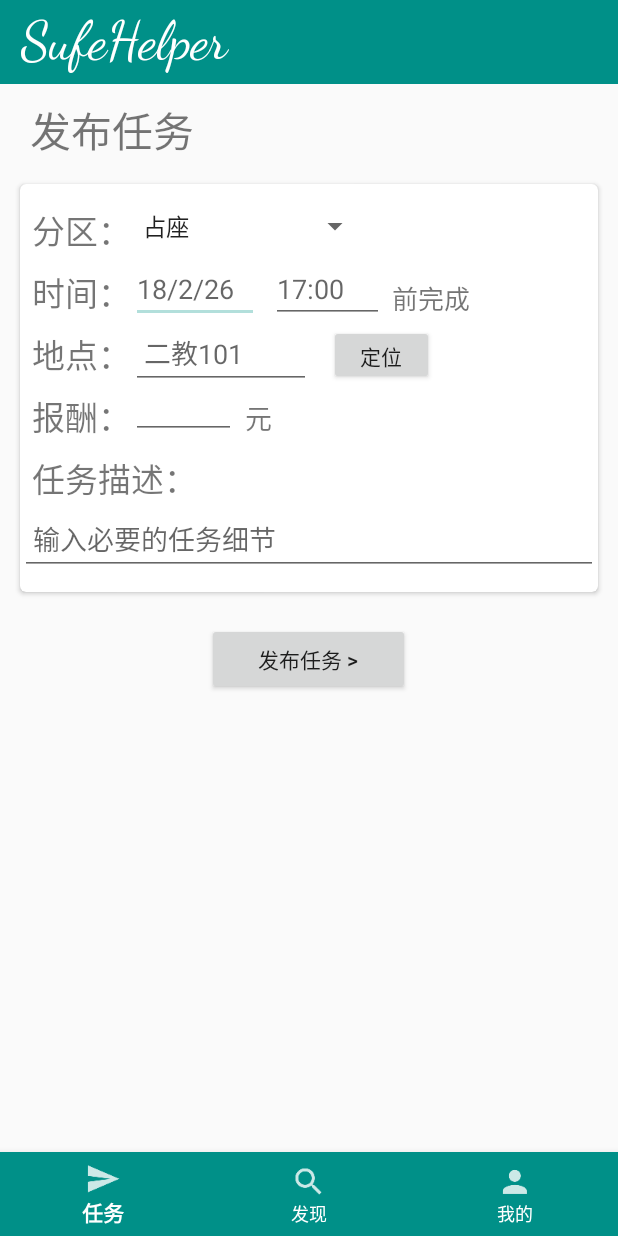
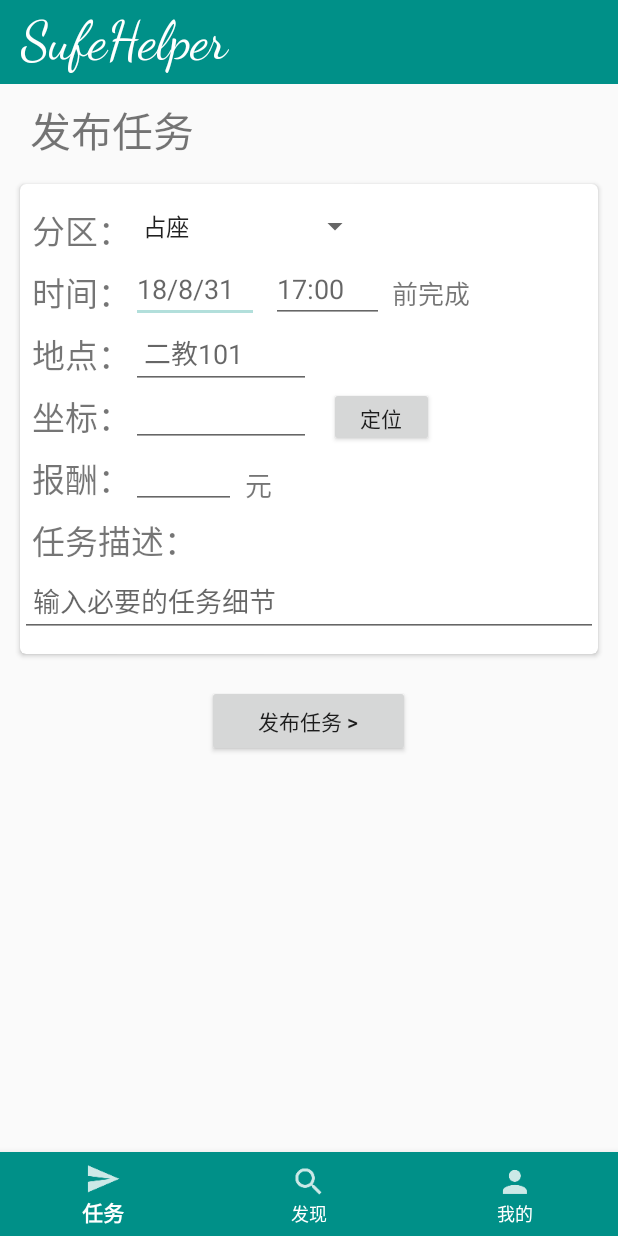
Before and after one commit to SufeHelperApp/SufeHelperApp, an Android app: the launchTaskActivity screen opened directly, with no data from a screen before it, on a phone screen of 412 x 824 dp. Run offline under Robolectric (Android 15) with nearby library versions, the phone set to English and light mode, and no system bars.

Commit message:
DONE: taskLaunchActivity(prevent null, build new task)

```diff
--- a/app/src/main/java/com/example/sufehelperapp/launchTaskActivity.java
+++ b/app/src/main/java/com/example/sufehelperapp/launchTaskActivity.java
@@ -3,12 +3,18 @@ package com.example.sufehelperapp;
 import android.content.Intent;
 import android.support.v7.app.AppCompatActivity;
 import android.os.Bundle;
+import android.view.KeyEvent;
 import android.view.View;
+import android.widget.AdapterView;
 import android.widget.Button;
 import android.widget.DatePicker;
+import android.widget.Spinner;
+import android.widget.TextView;
 import android.widget.Toast;
 
 public class launchTaskActivity extends AppCompatActivity {
+
+    public String subtaskType;
 
     @Override
     protected void onCreate(Bundle savedInstanceState) {
@@ -18,13 +24,61 @@ public class launchTaskActivity extends AppCompatActivity {
         android.support.v7.widget.Toolbar toolbar = (android.support.v7.widget.Toolbar) findViewById(R.id.toolbar);
         setSupportActionBar(toolbar);
 
+        // intialize views
+
+        final Spinner subtaskView = (Spinner) findViewById(R.id.spinner_subtasks);
+        final TextView dateView = (TextView) findViewById(R.id.editDate);
+        final TextView timeView = (TextView) findViewById(R.id.editTime);
+        final TextView locationView = (TextView) findViewById(R.id.launch_location);
+        final TextView paymentView = (TextView) findViewById(R.id.launch_payment);
+        final TextView descriptionView = (TextView) findViewById(R.id.launch_description);
+
+        //detect spinner change
+
+        subtaskView.setOnItemSelectedListener(new AdapterView.OnItemSelectedListener() {
+            @Override
+            public void onItemSelected(AdapterView<?> parent, View view, int pos, long id) {
+                String[] subtaskTypes = getResources().getStringArray(R.array.subtasks);
+                subtaskType = subtaskTypes[pos];
+            }
+            @Override
+            public void onNothingSelected(AdapterView<?> adapterView) {
+            }
+        });
+
+        //once clicked, build new task
+
         Button b1 = (Button) findViewById(R.id.launch_task_btn);
         b1.setOnClickListener(new View.OnClickListener() {
             @Override
             public void onClick(View view) {
-                Intent intent1 = new Intent(launchTaskActivity.this, MainActivity.class);
-                startActivity(intent1);
-                Toast.makeText(launchTaskActivity.this, "任务发布成功！",Toast.LENGTH_SHORT).show();
+
+                String date = dateView.getText().toString();
+                String time = timeView.getText().toString();
+                String location = locationView.getText().toString();
+                String payment = paymentView.getText().toString();
+                String description = descriptionView.getText().toString();
+
+                if(!subtaskType.isEmpty() && !date.isEmpty() && !time.isEmpty() && !location.isEmpty() && !payment.isEmpty()
+                        && !description.isEmpty()) {
+
+                    task task = new task(); //TODO: link to DB
+
+                    task.setSubtaskType(subtaskType);
+                    task.setDdlDate(date);
+                    task.setDdlTime(time);
+                    task.setLocation(location);
+                    task.setPayment(payment);
+                    task.setDescription(description);
+
+                    Intent intent1 = new Intent(launchTaskActivity.this, MainActivity.class);
+                    startActivity(intent1);
+                    Toast.makeText(launchTaskActivity.this, "任务发布成功！", Toast.LENGTH_SHORT).show();
+
+                }else{
+                    Toast.makeText(launchTaskActivity.this, "请检查空缺字段！", Toast.LENGTH_SHORT).show();
+                }
+
             }
         });
 
--- a/app/src/main/java/com/example/sufehelperapp/task.java
+++ b/app/src/main/java/com/example/sufehelperapp/task.java
@@ -83,6 +83,14 @@ public class task extends DataSupport implements Serializable{
         this.progress = 1; //默认进度为1：已发布
         this.score = -1; //默认评分为-1：无评分
 
+    }
+
+    public task(){
+        this.taskId = getIdTask();
+
+        this.ifAccepted = false; //新建任务时，默认接收状态为false：未被接收
+        this.progress = 1; //默认进度为1：已发布
+        this.score = -1; //默认评分为-1：无评分
     }
 
 
--- a/app/src/main/res/layout/activity_launch_task.xml
+++ b/app/src/main/res/layout/activity_launch_task.xml
@@ -9,7 +9,7 @@
     <include layout="@layout/common_toolbar"/>
 
     <TextView
-        android:id="@+id/taskinfo_title"
+        android:id="@+id/tasklaunch_title"
         android:layout_width="match_parent"
         android:layout_height="wrap_content"
         android:layout_below="@id/toolbar"
@@ -19,10 +19,10 @@
         android:text="发布任务" />
 
     <android.support.v7.widget.CardView
-        android:id="@+id/taskinfo_card"
+        android:id="@+id/tasklaunch_card"
         android:layout_width="match_parent"
         android:layout_height="wrap_content"
-        android:layout_below="@id/taskinfo_title"
+        android:layout_below="@id/tasklaunch_title"
         android:layout_marginTop="15dp"
         android:layout_marginBottom="15dp"
         android:layout_marginStart="13dp"
@@ -34,17 +34,17 @@
             android:layout_height="wrap_content">
 
             <TextView
-                android:id="@+id/taskinfo_space1"
+                android:id="@+id/tasklaunch_space1"
                 android:layout_width="wrap_content"
                 android:layout_height="wrap_content"
                 android:text="                                      "
                 android:textSize="10sp"/>
 
             <TextView
-                android:id="@+id/taskinfo_title_taskType"
+                android:id="@+id/tasklaunch_title_taskType"
                 android:layout_width="wrap_content"
                 android:layout_height="wrap_content"
-                android:layout_below="@id/taskinfo_space1"
+                android:layout_below="@id/tasklaunch_space1"
                 android:layout_marginStart="8dp"
                 android:text="分区："
                 android:textSize="22sp"/>
@@ -53,19 +53,19 @@
                 android:id="@+id/spinner_subtasks"
                 android:layout_width="wrap_content"
                 android:layout_height="wrap_content"
-                android:layout_below="@id/taskinfo_space1"
+                android:layout_below="@id/tasklaunch_space1"
                 android:layout_marginTop="2dp"
-                android:layout_toEndOf="@id/taskinfo_title_taskType"
+                android:layout_toEndOf="@id/tasklaunch_title_taskType"
                 android:layout_marginEnd="20dp"
                 android:entries="@array/subtasks">
 
             </Spinner>
 
             <TextView
-                android:id="@+id/taskinfo_title_time"
+                android:id="@+id/tasklaunch_title_time"
                 android:layout_width="wrap_content"
                 android:layout_height="wrap_content"
-                android:layout_below="@id/taskinfo_title_taskType"
+                android:layout_below="@id/tasklaunch_title_taskType"
                 android:layout_marginTop="8dp"
                 android:layout_marginStart="8dp"
                 android:text="时间："
@@ -75,17 +75,17 @@
                 android:id="@+id/editDate"
                 android:layout_width="85dp"
                 android:layout_height="wrap_content"
-                android:layout_below="@+id/taskinfo_title_taskType"
-                android:layout_toEndOf="@+id/taskinfo_title_taskType"
+                android:layout_below="@+id/tasklaunch_title_taskType"
+                android:layout_toEndOf="@+id/tasklaunch_title_taskType"
                 android:ems="10"
                 android:inputType="date"
-                android:hint="18/2/26"/>
+                android:hint="18/8/31"/>
 
             <EditText
                 android:id="@+id/editTime"
                 android:layout_width="75dp"
                 android:layout_height="wrap_content"
-                android:layout_below="@+id/taskinfo_title_taskType"
+                android:layout_below="@+id/tasklaunch_title_taskType"
                 android:layout_toEndOf="@id/editDate"
                 android:layout_marginStart="8dp"
                 android:ems="10"
@@ -93,21 +93,21 @@
                 android:hint="17:00"/>
 
             <TextView
-                android:id="@+id/taskinfo_time_text"
+                android:id="@+id/tasklaunch_time_text"
                 android:layout_width="wrap_content"
                 android:layout_height="wrap_content"
-                android:layout_below="@id/taskinfo_title_taskType"
-                android:layout_marginTop="15dp"
+                android:layout_below="@id/tasklaunch_title_taskType"
+                android:layout_marginTop="12dp"
                 android:layout_toEndOf="@id/editTime"
                 android:layout_marginStart="5dp"
                 android:text="前完成"
                 android:textSize="17sp"/>
 
             <TextView
-                android:id="@+id/taskinfo_title_location"
+                android:id="@+id/tasklaunch_title_location"
                 android:layout_width="wrap_content"
                 android:layout_height="wrap_content"
-                android:layout_below="@id/taskinfo_title_time"
+                android:layout_below="@id/tasklaunch_title_time"
                 android:layout_marginTop="8dp"
                 android:layout_marginStart="8dp"
                 android:text="地点："
@@ -115,29 +115,48 @@
 
             <EditText
                 android:id="@+id/launch_location"
-                android:layout_below="@id/taskinfo_title_time"
-                android:layout_toEndOf="@id/taskinfo_title_location"
+                android:layout_below="@id/tasklaunch_title_time"
+                android:layout_toEndOf="@id/tasklaunch_title_location"
                 android:layout_marginEnd="20dp"
                 android:layout_width="120dp"
                 android:layout_height="wrap_content"
                 android:hint=" 二教101"
                 android:maxLines="4"/>
 
+            <TextView
+                android:id="@+id/tasklaunch_title_coordinator"
+                android:layout_width="wrap_content"
+                android:layout_height="wrap_content"
+                android:layout_below="@id/tasklaunch_title_location"
+                android:layout_marginTop="8dp"
+                android:layout_marginStart="8dp"
+                android:text="坐标："
+                android:textSize="22sp"/>
+
+            <EditText
+                android:id="@+id/launch_coodinator"
+                android:layout_below="@id/tasklaunch_title_location"
+                android:layout_toEndOf="@id/tasklaunch_title_coordinator"
+                android:layout_marginEnd="20dp"
+                android:layout_width="120dp"
+                android:layout_height="wrap_content"
+                android:hint=" " />
+
             <Button
                 android:id="@+id/launch_location_coordinator"
                 android:layout_width="70dp"
                 android:layout_height="40dp"
-                android:layout_below="@+id/taskinfo_title_time"
+                android:layout_below="@+id/tasklaunch_title_location"
                 android:layout_marginTop="5dp"
                 android:layout_marginStart="38dp"
                 android:layout_toEndOf="@+id/textView"
                 android:text="定位" />
 
             <TextView
-                android:id="@+id/taskinfo_title_payment"
+                android:id="@+id/tasklaunch_title_payment"
                 android:layout_width="wrap_content"
                 android:layout_height="wrap_content"
-                android:layout_below="@id/taskinfo_title_location"
+                android:layout_below="@id/tasklaunch_title_coordinator"
                 android:layout_marginTop="8dp"
                 android:layout_marginStart="8dp"
                 android:text="报酬："
@@ -145,9 +164,9 @@
 
             <EditText
                 android:id="@+id/launch_payment"
-                android:layout_below="@id/taskinfo_title_location"
-                android:layout_marginTop="-5dp"
-                android:layout_toEndOf="@id/taskinfo_title_payment"
+                android:layout_below="@id/tasklaunch_title_coordinator"
+                android:layout_marginTop="0dp"
+                android:layout_toEndOf="@id/tasklaunch_title_payment"
                 android:layout_marginEnd="20dp"
                 android:layout_width="70dp"
                 android:layout_height="wrap_content"
@@ -157,18 +176,18 @@
             <TextView
                 android:layout_width="wrap_content"
                 android:layout_height="wrap_content"
-                android:layout_below="@id/taskinfo_title_location"
-                android:layout_marginTop="12dp"
+                android:layout_below="@id/tasklaunch_title_coordinator"
+                android:layout_marginTop="15dp"
                 android:layout_marginStart="150dp"
                 android:text="元"
                 android:textSize="18sp"
                 android:id="@+id/textView" />
 
             <TextView
-                android:id="@+id/taskinfo_title_description"
+                android:id="@+id/tasklaunch_title_description"
                 android:layout_width="wrap_content"
                 android:layout_height="wrap_content"
-                android:layout_below="@id/taskinfo_title_payment"
+                android:layout_below="@id/tasklaunch_title_payment"
                 android:layout_marginTop="8dp"
                 android:layout_marginStart="8dp"
                 android:text="任务描述："
@@ -176,7 +195,7 @@
 
             <EditText
                 android:id="@+id/launch_description"
-                android:layout_below="@id/taskinfo_title_description"
+                android:layout_below="@id/tasklaunch_title_description"
                 android:layout_width="match_parent"
                 android:layout_height="wrap_content"
                 android:hint=" 输入必要的任务细节"
@@ -184,7 +203,7 @@
                 />
 
             <TextView
-                android:id="@+id/taskinfo_space"
+                android:id="@+id/tasklaunch_space"
                 android:layout_width="wrap_content"
                 android:layout_height="wrap_content"
                 android:layout_below="@id/launch_description"
@@ -199,7 +218,7 @@
 
     <Button
         android:id="@+id/launch_task_btn"
-        android:layout_below="@id/taskinfo_card"
+        android:layout_below="@id/tasklaunch_card"
         android:layout_centerHorizontal="true"
         android:layout_width="135dp"
         android:layout_height="wrap_content"
```
